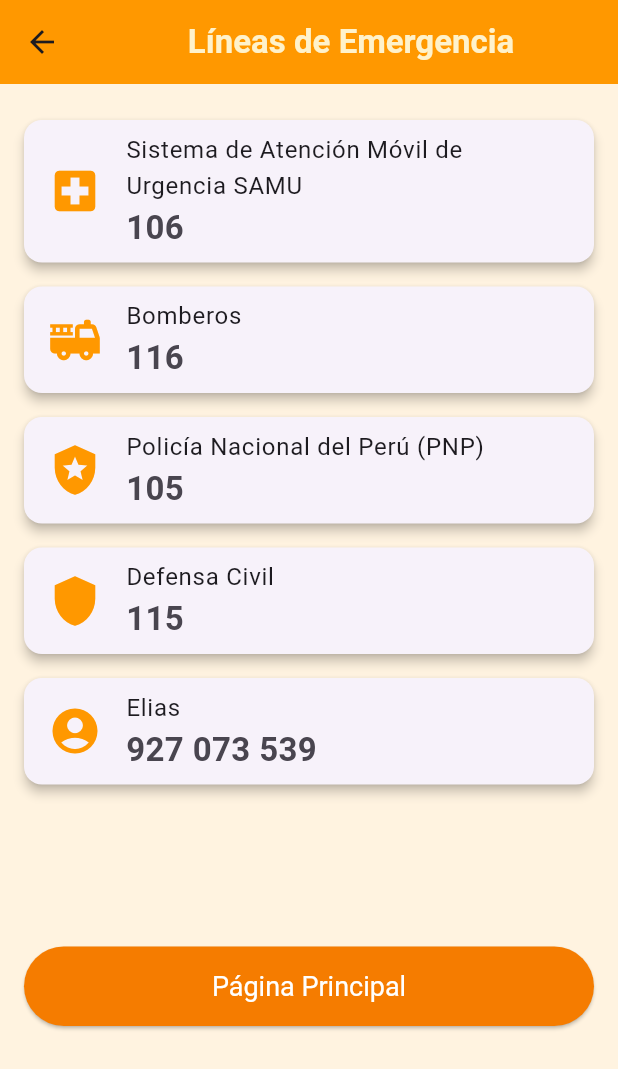
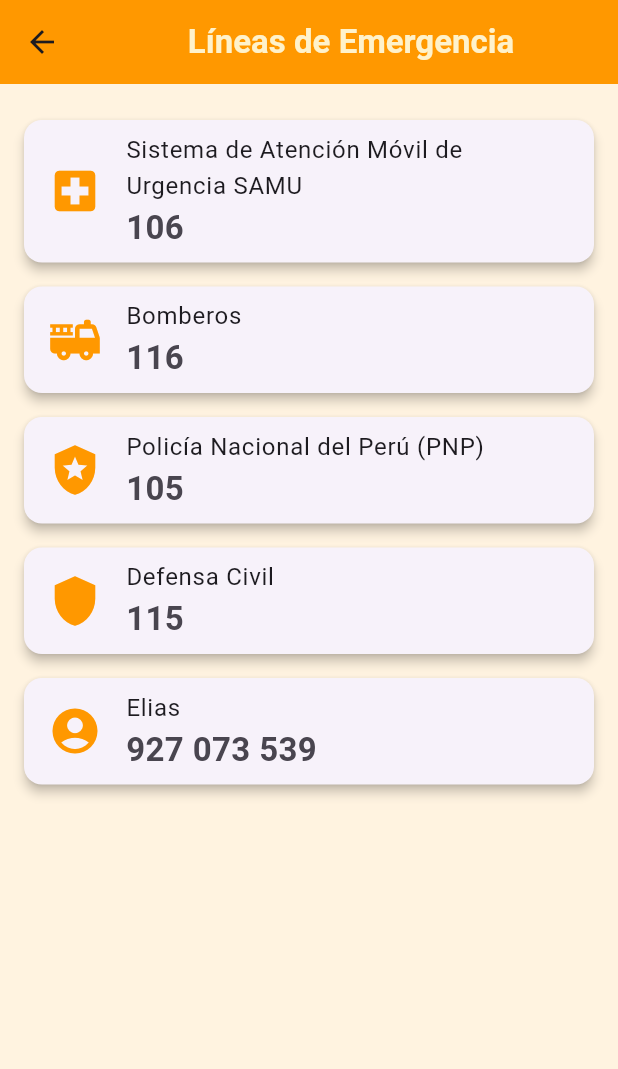
Before and after one commit to Reebotbrei/limaEnAccion, a Flutter app: the HomePage screen opened directly with empty values, after a tap on "SOS", on a phone screen of 412 x 824 dp. Shown: the top 1069 px of the screen. Run offline on Flutter 3.47's test engine with Material 3 defaults, Android fonts, the phone set to English and light mode, and no system bars; our stand-ins replace cloud_firestore, firebase_auth, firebase_core, image_picker; accounts and stored records are empty.

Commit message:
Arreglando apararicion de boton 'pagina principal' en sosscreen

```diff
--- a/lib/features/auth/home/screens/home_page.dart
+++ b/lib/features/auth/home/screens/home_page.dart
@@ -100,7 +100,7 @@ class _HomePageState extends State<HomePage>
         onPressed: () {
           Navigator.push(
             context,
-            MaterialPageRoute(builder: (context) => const SosScreen()),
+            MaterialPageRoute(builder: (context) => const SosScreen(mostrar: false)),
           );
         },
       ),
--- a/lib/features/auth/home/screens/sos_screen.dart
+++ b/lib/features/auth/home/screens/sos_screen.dart
@@ -1,11 +1,10 @@
-
 import 'package:aplicacion_movil/features/auth/widgets/custom_button.dart';
 import 'package:flutter/material.dart';
 import 'package:url_launcher/url_launcher.dart';
 
 class SosScreen extends StatelessWidget {
-
-  const SosScreen({super.key});
+  final bool mostrar;
+  const SosScreen({super.key, required this.mostrar});
 
   @override
   Widget build(BuildContext context) {
@@ -15,42 +14,43 @@ class SosScreen extends StatelessWidget {
         title: const Center(
             child: Text('Líneas de Emergencia',
                 style: TextStyle(
-                    color:  Color.fromARGB(255, 255, 242, 203),
+                    color: Color.fromARGB(255, 255, 242, 203),
                     fontWeight: FontWeight.w600))),
       ),
       backgroundColor: const Color(0xFFFFF3E0),
       body: ListView(
         padding: const EdgeInsets.all(16.0),
-        children: const [          EmergencyCard(
+        children: [
+          const EmergencyCard(
             title: 'Sistema de Atención Móvil de Urgencia SAMU',
             number: '106',
             icon: Icons.local_hospital,
           ),
-          EmergencyCard(
+          const  EmergencyCard(
             title: 'Bomberos',
             number: '116',
             icon: Icons.fire_truck,
           ),
-          EmergencyCard(
+          const EmergencyCard(
             title: 'Policía Nacional del Perú (PNP)',
             number: '105',
             icon: Icons.local_police,
           ),
-          EmergencyCard(
+          const EmergencyCard(
             title: 'Defensa Civil',
             number: '115',
             icon: Icons.shield,
           ),
-          EmergencyCard(
+          const EmergencyCard(
             title: 'Elias',
             number: '927 073 539',
             icon: Icons.account_circle,
           ),
-
-          SizedBox(height: 100),
-          CustomButton(
-            label: "Página Principal",
-          ),
+          const  SizedBox(height: 100),
+          if (mostrar)
+              const  CustomButton(
+                label: "Página Principal",
+              ),
         ],
       ),
     );
--- a/lib/features/auth/widgets/google_signin_button.dart
+++ b/lib/features/auth/widgets/google_signin_button.dart
@@ -1,4 +1,4 @@
-import 'package:flutter/material.dart';
+ import 'package:flutter/material.dart';
 
 class GoogleSignInButton extends StatelessWidget {
   final VoidCallback onPressed;
--- a/lib/main.dart
+++ b/lib/main.dart
@@ -31,7 +31,7 @@ class MyApp extends StatelessWidget {
           ),
         ),
       ),
-      home: const SosScreen(),
+      home: const SosScreen(mostrar: true),
     );
   }
 }
```
